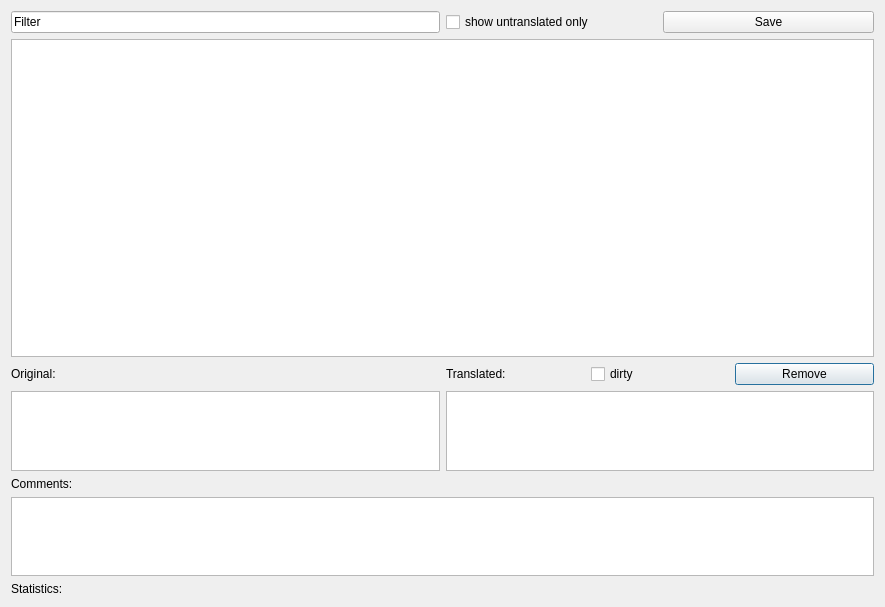
aszell/apropy, file ui_translater.ui: the form before one commit.
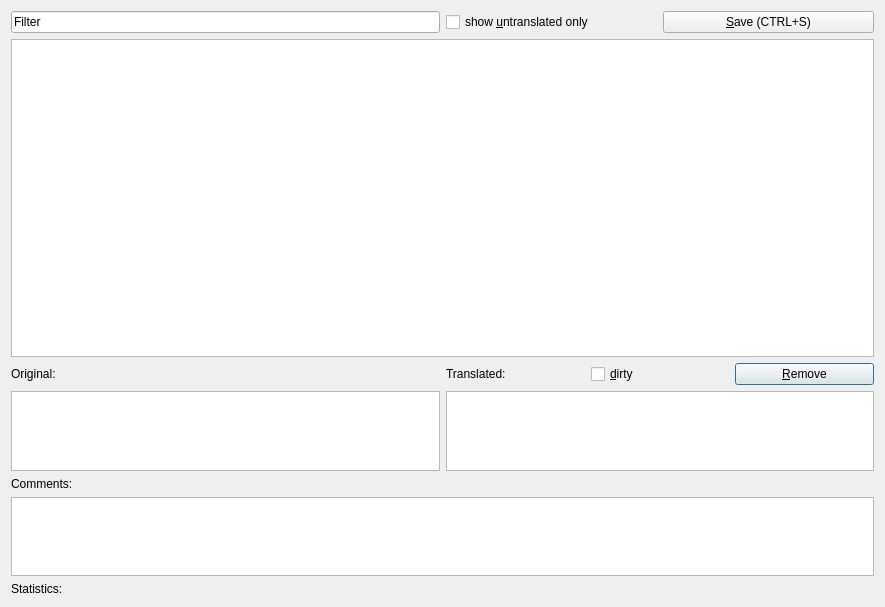
The form after the commit.

Commit message: Save possibility with minimalistic ini file support

Patch:
```diff
--- a/ui_translater.ui
+++ b/ui_translater.ui
@@ -50,14 +50,14 @@
      <item>
       <widget class="QCheckBox" name="dirtyBox">
        <property name="text">
-        <string>dirty</string>
+        <string>&amp;dirty</string>
        </property>
       </widget>
      </item>
      <item>
       <widget class="QPushButton" name="removeButton">
        <property name="text">
-        <string>Remove</string>
+        <string>&amp;Remove</string>
        </property>
       </widget>
      </item>
@@ -92,14 +92,14 @@
      <item>
       <widget class="QCheckBox" name="untransOnlyBox">
        <property name="text">
-        <string>show untranslated only</string>
+        <string>show &amp;untranslated only</string>
        </property>
       </widget>
      </item>
      <item>
       <widget class="QPushButton" name="saveButton">
        <property name="text">
-        <string>Save</string>
+        <string>&amp;Save (CTRL+S)</string>
        </property>
       </widget>
      </item>
```
The commit also changes 2 other files.
